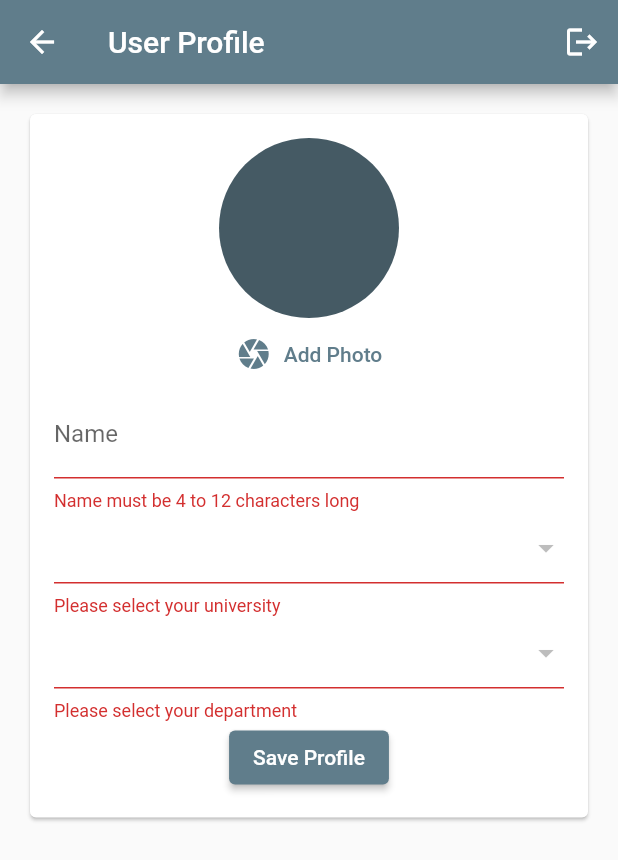
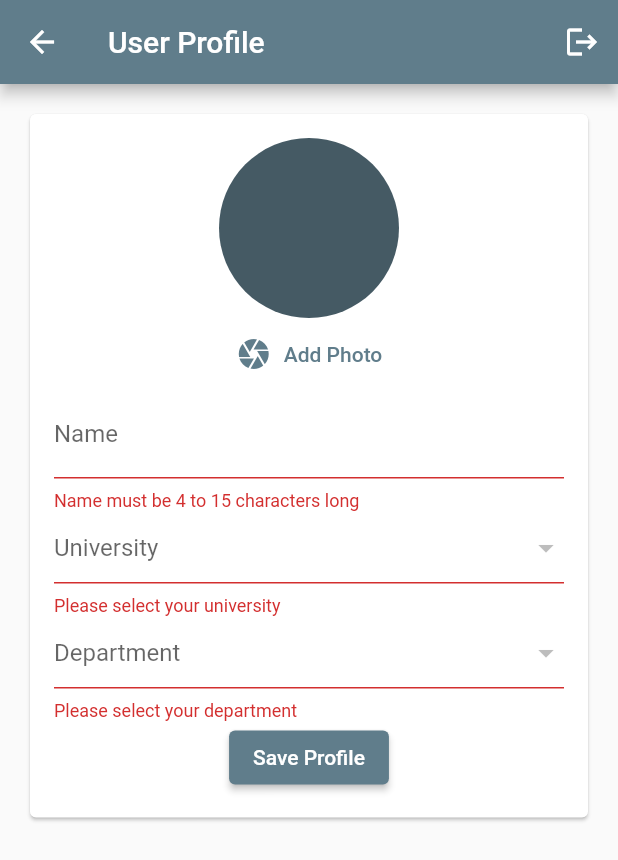
Before and after one commit to silverback-robot/lastpage-android, a Flutter app: the CreateProfile screen opened directly, after a tap on "Save Profile", on a phone screen of 412 x 824 dp. Shown: the top 860 px of the screen. Run offline on Flutter 3.47's test engine with Material 2 defaults, Android fonts, the phone set to English and light mode, and no system bars; our stand-ins replace cloud_firestore, firebase_auth, firebase_core, firebase_storage, image_picker; accounts and stored records are empty.

Commit message:
Cleaning up user profile creation process (more refactoring required)

```diff
--- a/lib/screens/create_profile.dart
+++ b/lib/screens/create_profile.dart
@@ -25,8 +25,6 @@ class _CreateProfileState extends State<CreateProfile> {
 
   Future<List<DropdownMenuItem<String>>> _populateUnivsDropDown() async {
     _allUnivs = await UniversityInfo.fetchAllUnivs();
-    // _selectedUniv = _allUnivs[0].documentId;
-    // _selectedDept = _allUnivs[0].departments[0];
     var dropDownItems = _allUnivs
         .map(
           (e) => DropdownMenuItem(
@@ -55,7 +53,7 @@ class _CreateProfileState extends State<CreateProfile> {
     }
   }
 
-  void _submitForm() async {
+  void _submitForm(BuildContext context) async {
     final validForm = _formKey.currentState!.validate();
     String? avatarUrl;
 
@@ -70,10 +68,10 @@ class _CreateProfileState extends State<CreateProfile> {
       );
       try {
         if (_avatar != null) {
-          avatarUrl = await user.uploadAvatar(_avatar!);
+          avatarUrl = await user.uploadAvatar(_avatar!, context);
           user.avatar = avatarUrl;
         }
-        user.saveProfile();
+        user.saveProfile(context);
       } catch (err) {
         ScaffoldMessenger.of(context).showSnackBar(
           SnackBar(
@@ -133,8 +131,8 @@ class _CreateProfileState extends State<CreateProfile> {
                             validator: (val) {
                               if (val == null ||
                                   val.length < 4 ||
-                                  val.length > 12) {
-                                return "Name must be 4 to 12 characters long";
+                                  val.length > 15) {
+                                return "Name must be 4 to 15 characters long";
                               }
                               return null;
                             },
@@ -143,6 +141,7 @@ class _CreateProfileState extends State<CreateProfile> {
                             },
                           ),
                           DropdownButtonFormField(
+                            hint: const Text("University"),
                             value: _selectedUniv,
                             items: dropDownItems.data,
                             onChanged: (String? selection) {
@@ -166,6 +165,7 @@ class _CreateProfileState extends State<CreateProfile> {
                             },
                           ),
                           DropdownButtonFormField(
+                            hint: const Text("Department"),
                             value: _selectedDept,
                             items: _allDept
                                 ?.map(
@@ -188,7 +188,9 @@ class _CreateProfileState extends State<CreateProfile> {
                             },
                           ),
                           ElevatedButton(
-                            onPressed: _submitForm,
+                            onPressed: () {
+                              _submitForm(context);
+                            },
                             child: const Text("Save Profile"),
                           ),
                         ],
```
Also changed, not shown: lib/models/user_profile.dart (+31 -8 lines), lib/screens/dashboard.dart (+1 -11 lines).
